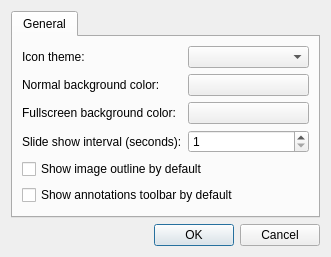
The window that src/preferencesdialog.ui (lxqt/lximage-qt) describes before a commit, drawn with Qt 5.
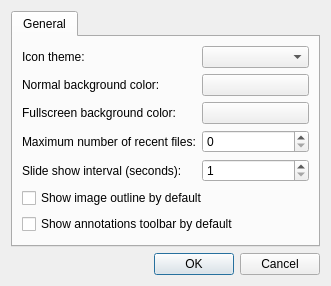
The same window after the commit. Custom widgets are drawn as their Qt base class.

Commit message:
Made maximum number of recent files configurable
If it's set to 0, it'll be disabled. It can be from 0 to 99 but the default is 5, as before.

Also closes https://github.com/lxqt/lximage-qt/issues/270

The edit to the form file:
```diff
--- a/src/preferencesdialog.ui
+++ b/src/preferencesdialog.ui
@@ -66,27 +66,37 @@
         </widget>
        </item>
        <item row="3" column="0">
+        <widget class="QLabel" name="label_4">
+         <property name="text">
+          <string>Maximum number of recent files:</string>
+         </property>
+        </widget>
+       </item>
+       <item row="3" column="1">
+        <widget class="QSpinBox" name="maxRecentFiles"/>
+       </item>
+       <item row="4" column="0">
         <widget class="QLabel" name="label_3">
          <property name="text">
           <string>Slide show interval (seconds):</string>
          </property>
         </widget>
        </item>
-       <item row="3" column="1">
+       <item row="4" column="1">
         <widget class="QSpinBox" name="slideShowInterval">
          <property name="minimum">
           <number>1</number>
          </property>
         </widget>
        </item>
-       <item row="4" column="0" colspan="2">
+       <item row="5" column="0" colspan="2">
         <widget class="QCheckBox" name="oulineBox">
          <property name="text">
           <string>Show image outline by default</string>
          </property>
         </widget>
        </item>
-       <item row="5" column="0" colspan="2">
+       <item row="6" column="0" colspan="2">
         <widget class="QCheckBox" name="annotationBox">
          <property name="text">
           <string>Show annotations toolbar by default</string>
```
The commit also changes 6 other files.
